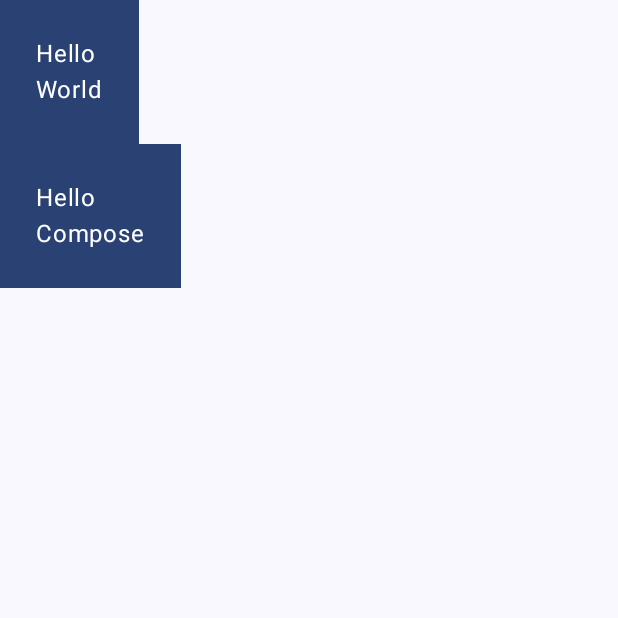
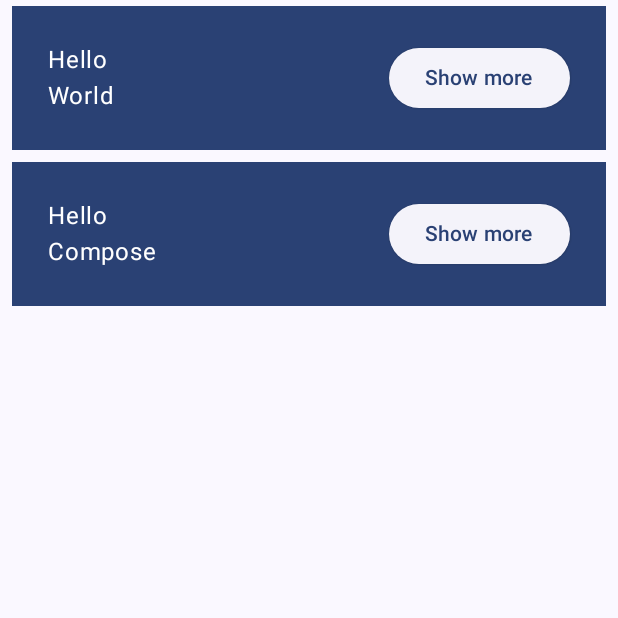
Before and after one commit to ramo2208/Basic-CodeLab, an Android app built with Jetpack Compose: the MainActivity screen opened directly, with no data from a screen before it, on a phone screen of 412 x 824 dp, the top half of it. Run offline under Robolectric (Android 15) with nearby library versions, the phone set to English and light mode, and no system bars.

Commit message:
Dodati Dugmici

```diff
--- a/app/src/main/java/com/example/basiccodelab/MainActivity.kt
+++ b/app/src/main/java/com/example/basiccodelab/MainActivity.kt
@@ -48,10 +48,20 @@ class MainActivity : ComponentActivity() {
 
 	@Composable
 	fun Greeting(name: String, modifier: Modifier = Modifier) {
-		Surface(color = MaterialTheme.colorScheme.primary) {
-			Column(modifier = modifier.padding(24.dp)) {
-				Text(text = "Hello ")
-				Text(text = name)
+		Surface(
+			color = MaterialTheme.colorScheme.primary,
+			modifier = modifier.padding(vertical = 4.dp, horizontal = 8.dp)
+		) {
+			Row(modifier = Modifier.padding(24.dp)) {
+				Column(modifier = Modifier.weight(1f)) {
+					Text(text = "Hello ")
+					Text(text = name)
+				}
+				ElevatedButton(
+					onClick = { /* TODO */ }
+				) {
+					Text("Show more")
+				}
 			}
 		}
 	}
```
